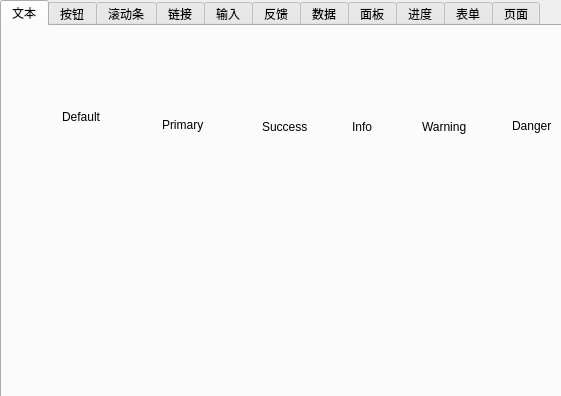
The window that examples/mainwindow.ui (yyx-dev/qt-element-ui) describes before a commit, drawn with Qt 5; both pictures show x 0 to 561 and y 0 to 396 of the 1280 by 800 pixel window.
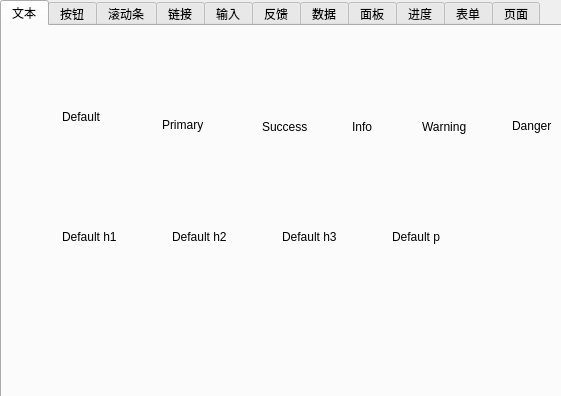
The same window after the commit. The open tabs and pages were chosen to show the change. Custom widgets are drawn as their Qt base class.

Diff of the .ui file:
```diff
--- a/examples/mainwindow.ui
+++ b/examples/mainwindow.ui
@@ -166,6 +166,58 @@
        </rect>
       </property>
      </widget>
+     <widget class="Element::Text" name="h1">
+      <property name="geometry">
+       <rect>
+        <x>60</x>
+        <y>200</y>
+        <width>81</width>
+        <height>21</height>
+       </rect>
+      </property>
+      <property name="text">
+       <string>Default h1</string>
+      </property>
+     </widget>
+     <widget class="Element::Text" name="h2">
+      <property name="geometry">
+       <rect>
+        <x>170</x>
+        <y>200</y>
+        <width>81</width>
+        <height>21</height>
+       </rect>
+      </property>
+      <property name="text">
+       <string>Default h2</string>
+      </property>
+     </widget>
+     <widget class="Element::Text" name="h3">
+      <property name="geometry">
+       <rect>
+        <x>280</x>
+        <y>200</y>
+        <width>81</width>
+        <height>21</height>
+       </rect>
+      </property>
+      <property name="text">
+       <string>Default h3</string>
+      </property>
+     </widget>
+     <widget class="Element::Text" name="p">
+      <property name="geometry">
+       <rect>
+        <x>390</x>
+        <y>200</y>
+        <width>71</width>
+        <height>21</height>
+       </rect>
+      </property>
+      <property name="text">
+       <string>Default p</string>
+      </property>
+     </widget>
     </widget>
     <widget class="QWidget" name="tab_1">
      <attribute name="title">
```
Left out of the diff: 2 changed lines with no effect on the pictures.
